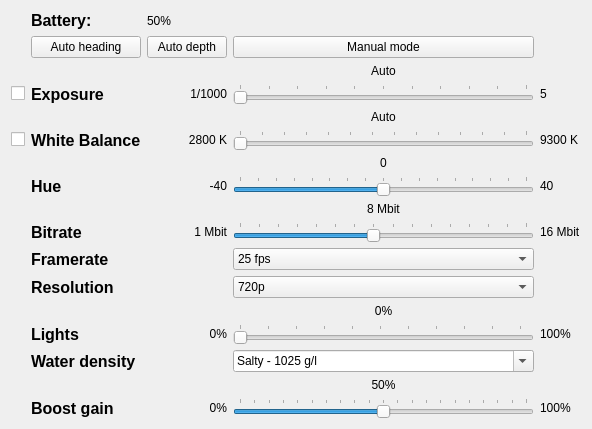
Above: blueye_controls_gui_plugin/resource/blueye_param_dashboard_gui.ui from nexuni/blueye-ros2-pkg before the change. Below: the same form after it.
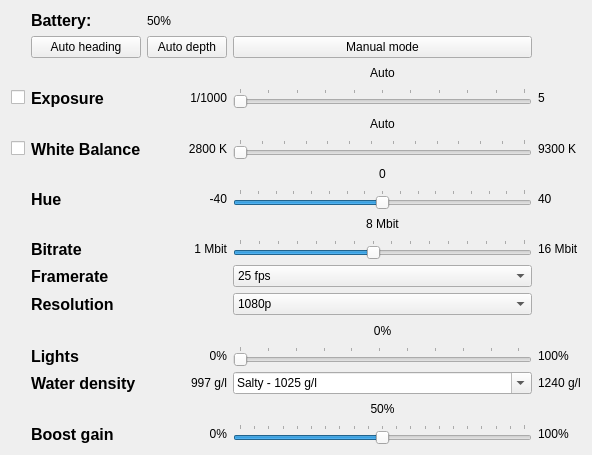
That is the form after the change.

Commit message: Added framerate, resolution and water density features from ComboBoxes to ROS2 topics of blueye_ros2_interface.

The edit to the form file:
```diff
--- a/blueye_controls_gui_plugin/resource/blueye_param_dashboard_gui.ui
+++ b/blueye_controls_gui_plugin/resource/blueye_param_dashboard_gui.ui
@@ -7,7 +7,7 @@
     <x>0</x>
     <y>0</y>
     <width>592</width>
-    <height>411</height>
+    <height>455</height>
    </rect>
   </property>
   <property name="windowTitle">
@@ -441,13 +441,8 @@
    <item row="14" column="3">
     <widget class="QComboBox" name="resolutionComboBox">
      <property name="currentText">
-      <string>720p</string>
+      <string>1080p</string>
      </property>
-     <item>
-      <property name="text">
-       <string>720p</string>
-      </property>
-     </item>
      <item>
       <property name="text">
        <string>1080p</string>
@@ -585,6 +580,23 @@
      </property>
     </widget>
    </item>
+   <item row="18" column="2">
+    <widget class="QLabel" name="label_23">
+     <property name="text">
+      <string>997 g/l</string>
+     </property>
+     <property name="alignment">
+      <set>Qt::AlignRight|Qt::AlignTrailing|Qt::AlignVCenter</set>
+     </property>
+    </widget>
+   </item>
+   <item row="18" column="4">
+    <widget class="QLabel" name="label_24">
+     <property name="text">
+      <string>1240 g/l</string>
+     </property>
+    </widget>
+   </item>
   </layout>
  </widget>
  <resources/>
```
Left out of the diff: 8 changed lines with no effect on the pictures. The commit also changes 1 other file.
